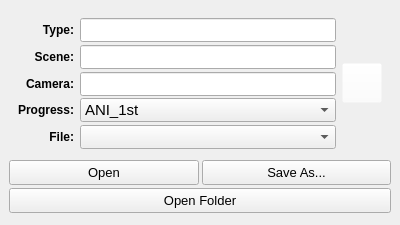
This is Plugcmds/AnimSceneReader/AnimSceneReader.ui in zclongpop123/RiggingTeamTools as Qt 5 draws it before an edit. The edited form follows.
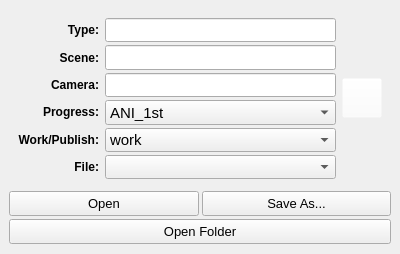
This is the edited form.

Commit message: Add (work/publish) to select working type..

```diff
--- a/Plugcmds/AnimSceneReader/AnimSceneReader.ui
+++ b/Plugcmds/AnimSceneReader/AnimSceneReader.ui
@@ -7,7 +7,7 @@
     <x>0</x>
     <y>0</y>
     <width>400</width>
-    <height>225</height>
+    <height>254</height>
    </rect>
   </property>
   <property name="minimumSize">
@@ -31,17 +31,17 @@
      <number>3</number>
     </property>
     <item>
-     <widget class="QWidget" name="" native="true">
+     <widget class="QWidget" name="widget" native="true">
       <property name="minimumSize">
        <size>
         <width>0</width>
-        <height>148</height>
+        <height>179</height>
        </size>
       </property>
       <property name="maximumSize">
        <size>
         <width>16777215</width>
-        <height>148</height>
+        <height>179</height>
        </size>
       </property>
       <layout class="QHBoxLayout" name="horizontalLayout">
@@ -145,6 +145,29 @@
            </property>
           </widget>
          </item>
+         <item>
+          <widget class="QLabel" name="label_6">
+           <property name="minimumSize">
+            <size>
+             <width>0</width>
+             <height>24</height>
+            </size>
+           </property>
+           <property name="font">
+            <font>
+             <pointsize>9</pointsize>
+             <weight>75</weight>
+             <bold>true</bold>
+            </font>
+           </property>
+           <property name="text">
+            <string>Work/Publish:</string>
+           </property>
+           <property name="alignment">
+            <set>Qt::AlignRight|Qt::AlignTrailing|Qt::AlignVCenter</set>
+           </property>
+          </widget>
+         </item>
          <item>
           <widget class="QLabel" name="label_4">
            <property name="minimumSize">
@@ -274,6 +297,34 @@
            </item>
           </widget>
          </item>
+         <item>
+          <widget class="QComboBox" name="LET_workpublish">
+           <property name="minimumSize">
+            <size>
+             <width>0</width>
+             <height>24</height>
+            </size>
+           </property>
+           <property name="font">
+            <font>
+             <pointsize>11</pointsize>
+            </font>
+           </property>
+           <property name="layoutDirection">
+            <enum>Qt::LeftToRight</enum>
+           </property>
+           <item>
+            <property name="text">
+             <string>work</string>
+            </property>
+           </item>
+           <item>
+            <property name="text">
+             <string>publish</string>
+            </property>
+           </item>
+          </widget>
+         </item>
          <item>
           <widget class="QComboBox" name="CBX_files">
            <property name="minimumSize">
```
The commit also changes 1 other file.
